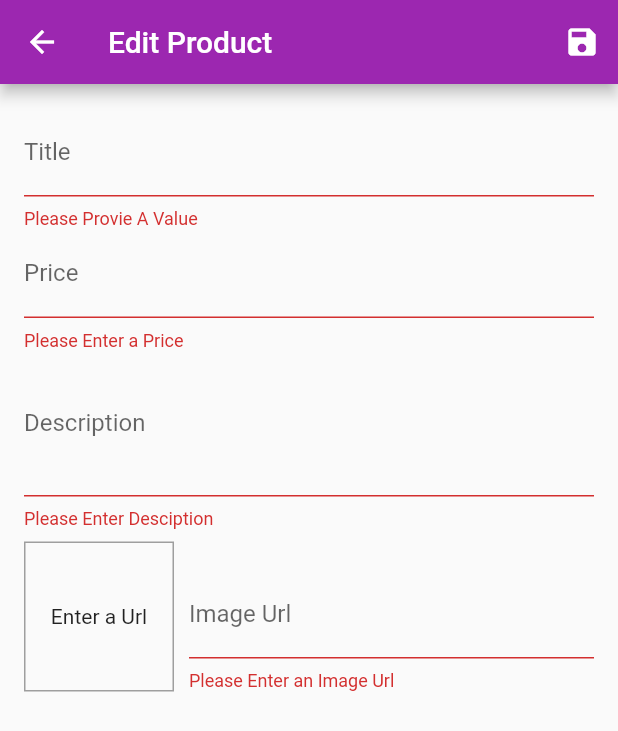
After one commit to orbitsdev/shopapp, a Flutter app: the EditProductScreen screen opened by its route, after a tap on the "save" icon, on a phone screen of 412 x 824 dp. The commit adds this screen. Shown: the top 731 px of the screen. Run offline on Flutter 3.47's test engine with Material 2 defaults, Android fonts, the phone set to English and light mode, and no system bars; our stand-ins replace get; network calls fail.

Commit message:
finish section 8

```diff
--- a/lib/main.dart
+++ b/lib/main.dart
@@ -3,10 +3,12 @@ import 'package:shop/provider/cart.dart';
 import 'package:shop/provider/orders.dart';
 import 'package:shop/provider/products.dart';
 import 'package:shop/view/cart_screen.dart';
+import 'package:shop/view/edit_product_screen.dart';
 import 'package:shop/view/order_screen.dart';
 import 'package:shop/view/product_details_screen.dart';
 import 'package:shop/view/product_screen.dart';
 import 'package:provider/provider.dart';
+import 'package:shop/view/user_product_screen.dart';
 
 void main() {
   runApp(MyApp());
@@ -35,6 +37,8 @@ class MyApp extends StatelessWidget {
             ProductDetailsScreen.routeName: (_) => ProductDetailsScreen(),
             CartScreen.routeName: (_) => CartScreen(),
             OrderScreen.routeName: (_) => OrderScreen(),
+            UserProductScreen.routeName: (_) => UserProductScreen(),
+            EditProductScreen.routeName: (_) => EditProductScreen(),
           },
           debugShowCheckedModeBanner: false,
         ));
--- a/lib/model/product.dart
+++ b/lib/model/product.dart
@@ -14,6 +14,7 @@ class Product with ChangeNotifier {
     required this.description,
     required this.imageUrl,
     required this.price,
+    this.isFavorite = false,
   });
 
   void toggleFavoriteStatus() {
--- a/lib/provider/products.dart
+++ b/lib/provider/products.dart
@@ -50,8 +50,32 @@ class Products with ChangeNotifier {
     return _items.where((product) => product.isFavorite).toList();
   }
 
-  void AddProduct() {
+  void AddProduct(Product product) {
     //_items.add();
+
+    final newproduct = Product(
+        id: DateTime.now().toString(),
+        title: product.title,
+        description: product.description,
+        imageUrl: product.imageUrl,
+        price: product.price);
+    _items.insert(0, newproduct);
+    notifyListeners();
+  }
+
+  void updateProduct(String id, Product newProduct) {
+    final proIndex = _items.indexWhere((element) => element.id == id);
+
+    if (proIndex >= 0) {
+      _items[proIndex] = newProduct;
+      notifyListeners();
+    } else {
+      print('....');
+    }
+  }
+
+  void removeProduct(String id) {
+    _items.removeWhere((element) => element.id == id);
     notifyListeners();
   }
 }
--- /dev/null
+++ b/lib/view/edit_product_screen.dart
@@ -0,0 +1,279 @@
+import 'package:flutter/material.dart';
+import 'package:provider/provider.dart';
+import 'package:shop/model/product.dart';
+import 'package:shop/provider/products.dart';
+
+class EditProductScreen extends StatefulWidget {
+  static const routeName = '/edit-product';
+
+  @override
+  _EditProductScreenState createState() => _EditProductScreenState();
+}
+
+class _EditProductScreenState extends State<EditProductScreen> {
+  final _priceFocusNode = FocusNode();
+  final _descriptionFocusNode = FocusNode();
+  final _imagUrlController = TextEditingController();
+  final _imageFocusNode = FocusNode();
+  final _formkey = GlobalKey<FormState>();
+
+  var _editedProduct = Product(
+      id: 'null', title: 'B', description: 'C', imageUrl: 'D', price: 0);
+
+  var _isArgumentloaded = true;
+
+  var _initValues = {
+    'title': '',
+    'description': '',
+    'price': '',
+  };
+  @override
+  void initState() {
+    super.initState();
+
+    _imageFocusNode.addListener(updateImageUrl);
+  }
+
+  @override
+  void dispose() {
+    _imageFocusNode.removeListener(updateImageUrl);
+    _priceFocusNode.dispose();
+    _descriptionFocusNode.dispose();
+    _imagUrlController.dispose();
+    _imageFocusNode.dispose();
+    _imageFocusNode.dispose();
+    super.dispose();
+  }
+
+  void updateImageUrl() {
+    if (!_imageFocusNode.hasFocus) {
+      if ((!_imagUrlController.text.startsWith('http') ||
+              !_imagUrlController.text.startsWith('https')) &&
+          (!_imagUrlController.text.endsWith('.png') &&
+              !_imagUrlController.text.endsWith('.jpg') &&
+              !_imagUrlController.text.endsWith('.jpeg'))) {
+        return;
+      }
+      setState(() {});
+    }
+  }
+
+  void _saveForm() {
+    final isvalid = _formkey.currentState!.validate();
+    if (!isvalid) {
+      return;
+    }
+
+    _formkey.currentState!.save();
+
+    if (_editedProduct.id != 'null') {
+      print(_editedProduct.id);
+      Provider.of<Products>(context, listen: false)
+          .updateProduct(_editedProduct.id, _editedProduct);
+    } else {
+      Provider.of<Products>(context, listen: false).AddProduct(_editedProduct);
+    }
+
+    Navigator.of(context).pop();
+
+    // print(_editedProduct.id);
+    // print(_editedProduct.title);
+    // print('${_editedProduct.price}');
+    // print(_editedProduct.description);
+    // print(_editedProduct.imageUrl);
+  }
+
+  @override
+  void didChangeDependencies() {
+    super.didChangeDependencies();
+
+    if (_isArgumentloaded) {
+      final productId = ModalRoute.of(context)!.settings.arguments == null
+          ? "NULL"
+          : ModalRoute.of(context)!.settings.arguments as String;
+
+      if (productId != "NULL") {
+        _editedProduct = Provider.of<Products>(context).finById(productId);
+        _initValues = {
+          'title': _editedProduct.title,
+          'price': _editedProduct.price.toString(),
+          'description': _editedProduct.description,
+        };
+        _imagUrlController.text = _editedProduct.imageUrl;
+        _editedProduct = _editedProduct;
+      }
+    }
+    _isArgumentloaded = false;
+  }
+
+  @override
+  Widget build(BuildContext context) {
+    return Scaffold(
+      appBar: AppBar(
+        title: Text('Edit Product'),
+        actions: [
+          IconButton(
+              onPressed: () {
+                _saveForm();
+              },
+              icon: Icon(Icons.save))
+        ],
+      ),
+      body: Padding(
+        padding: const EdgeInsets.all(16),
+        child: Form(
+          key: _formkey,
+          child: ListView(
+            children: [
+              TextFormField(
+                initialValue: _initValues['title'],
+                decoration: InputDecoration(
+                  label: Text('Title'),
+                ),
+                textInputAction: TextInputAction.next,
+                onFieldSubmitted: (_) {
+                  FocusScope.of(context).requestFocus(_priceFocusNode);
+                },
+                validator: (value) {
+                  if (value!.isEmpty) {
+                    return 'Please Provie A Value';
+                  }
+                  return null;
+                },
+                onSaved: (value) {
+                  _editedProduct = Product(
+                    id: _editedProduct.id,
+                    title: value as String,
+                    description: _editedProduct.description,
+                    imageUrl: _editedProduct.id,
+                    price: _editedProduct.price,
+                    isFavorite: _editedProduct.isFavorite,
+                  );
+                },
+              ),
+              TextFormField(
+                initialValue: _initValues['price'],
+                decoration: InputDecoration(
+                  label: Text('Price'),
+                ),
+                textInputAction: TextInputAction.next,
+                onFieldSubmitted: (_) {
+                  FocusScope.of(context).requestFocus(_descriptionFocusNode);
+                },
+                keyboardType: TextInputType.numberWithOptions(decimal: true),
+                focusNode: _priceFocusNode,
+                validator: (value) {
+                  if (value!.isEmpty) {
+                    return 'Please Enter a Price';
+                  }
+                  if (double.tryParse(value) == null) {
+                    return 'Please Enter Valid Number';
+                  }
+
+                  if (double.parse(value) <= 0) {
+                    return 'Please Enter A number greater than zero';
+                  }
+
+                  return null;
+                },
+                onSaved: (value) {
+                  _editedProduct = Product(
+                      id: _editedProduct.id,
+                      title: _editedProduct.title,
+                      description: _editedProduct.description,
+                      imageUrl: _editedProduct.id,
+                      price: double.parse(value as String));
+                },
+              ),
+              TextFormField(
+                initialValue: _initValues['description'],
+                decoration: InputDecoration(
+                  label: Text('Description'),
+                ),
+                maxLines: 3,
+                focusNode: _descriptionFocusNode,
+                keyboardType: TextInputType.multiline,
+                validator: (value) {
+                  if (value!.isEmpty) {
+                    return 'Please Enter Desciption';
+                  }
+
+                  if (value.length < 10) {
+                    return 'Input Atlease  10 Characters Long';
+                  }
+
+                  return null;
+                },
+                onSaved: (value) {
+                  _editedProduct = Product(
+                      id: _editedProduct.id,
+                      title: _editedProduct.title,
+                      description: value as String,
+                      imageUrl: _editedProduct.id,
+                      price: _editedProduct.price);
+                },
+              ),
+              Row(
+                crossAxisAlignment: CrossAxisAlignment.end,
+                children: [
+                  Container(
+                    width: 100,
+                    height: 100,
+                    margin: EdgeInsets.only(top: 8, right: 10),
+                    decoration: BoxDecoration(
+                      border: Border.all(width: 1, color: Colors.grey),
+                    ),
+                    child: _imagUrlController.text.isEmpty
+                        ? Center(child: Text('Enter a Url'))
+                        : FittedBox(
+                            child: Image.network(_imagUrlController.text,
+                                fit: BoxFit.cover),
+                          ),
+                  ),
+                  Expanded(
+                    child: TextFormField(
+                      decoration: InputDecoration(
+                        label: Text('Image Url'),
+                      ),
+                      keyboardType: TextInputType.url,
+                      textInputAction: TextInputAction.done,
+                      controller: _imagUrlController,
+                      focusNode: _imageFocusNode,
+                      onFieldSubmitted: (_) {
+                        _saveForm();
+                      },
+                      validator: (value) {
+                        if (value!.isEmpty) {
+                          return 'Please Enter an Image Url';
+                        }
+
+                        if (!value.startsWith('http') ||
+                            !value.startsWith('https')) {
+                          return 'Url a valid url';
+                        }
+                        if (!value.endsWith('.png') &&
+                            !value.endsWith('.jpg') &&
+                            !value.endsWith('.jpeg')) {
+                          return 'Please Enter a valid image Url';
+                        }
+                        return null;
+                      },
+                      onSaved: (value) {
+                        _editedProduct = Product(
+                            id: _editedProduct.id,
+                            title: _editedProduct.title,
+                            description: _editedProduct.description,
+                            imageUrl: value as String,
+                            price: _editedProduct.price);
+                      },
+                    ),
+                  )
+                ],
+              ),
+            ],
+          ),
+        ),
+      ),
+    );
+  }
+}
```
Also changed, not shown: lib/provider/cart.dart (+19 -0 lines), lib/view/user_product_screen.dart (added, +41 -0 lines), lib/widgets/app_drawer.dart (+9 -0 lines), lib/widgets/cart_item.dart (+22 -0 lines), lib/widgets/product_item.dart (+12 -0 lines), lib/widgets/user_product_item.dart (added, +49 -0 lines).
